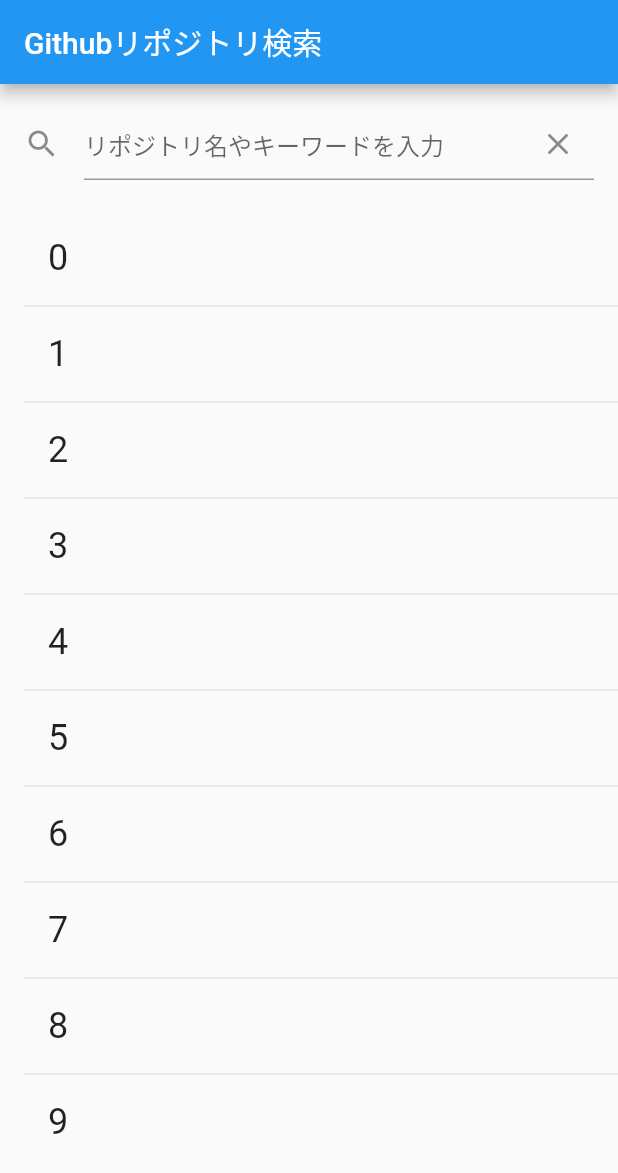
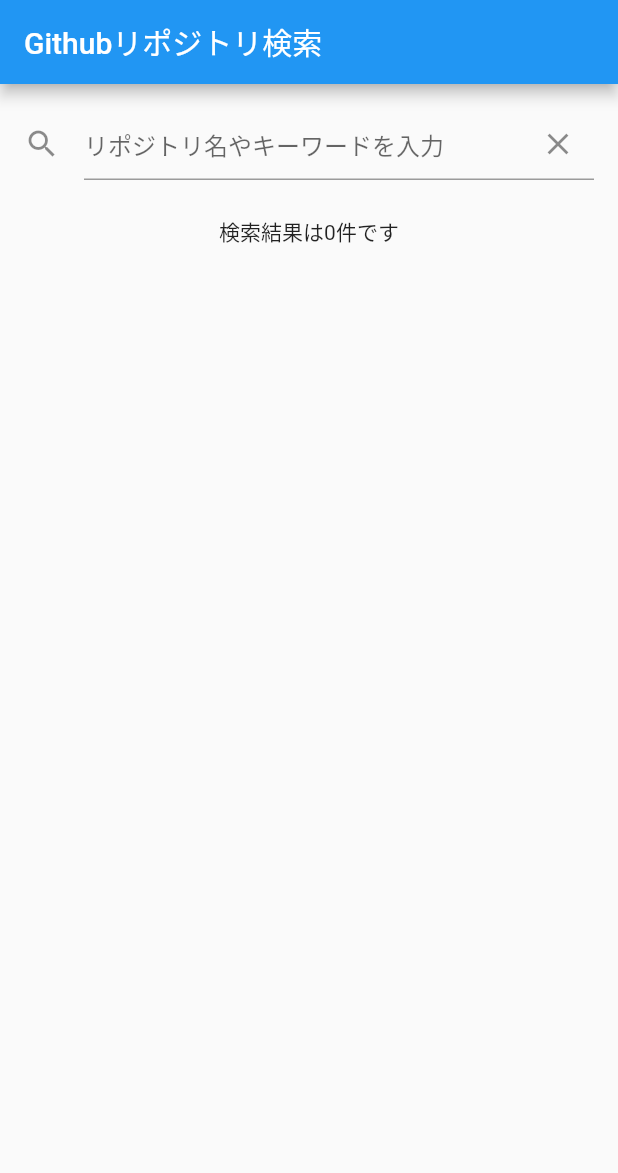
Before and after one commit to KaitoKudou/github_repositories_app, a Flutter app: the screen it shows after launch, on a phone screen of 412 x 824 dp. Shown: the top 1173 px of the screen. Run offline on Flutter 3.47's test engine with Material 2 defaults, Android fonts, the phone set to English and light mode, and no system bars; our stand-ins replace dio, flutter_riverpod, freezed_annotation.

Commit message:
[fix]検索結果のリポジトリのフルネームをListViewに反映

```diff
--- a/lib/ui/top_page.dart
+++ b/lib/ui/top_page.dart
@@ -1,5 +1,6 @@
 import 'package:flutter/material.dart';
 import 'package:flutter_riverpod/flutter_riverpod.dart';
+import 'package:github_repositories_search_app/provider/providers.dart';
 import 'package:github_repositories_search_app/ui/repository_details_page.dart';
 
 class TopPage extends ConsumerStatefulWidget {
@@ -13,13 +14,26 @@ class _TopPageState extends ConsumerState<TopPage> {
   final controller = TextEditingController();
 
   @override
+  void initState() {
+    super.initState();
+  }
+
+  @override
   void dispose() {
+    controller.dispose();
     super.dispose();
-    controller.dispose();
+  }
+
+  void onSearchChanged() {
+    ref.watch(searchQueryProvider.notifier).updateSearchQuery(controller.text);
   }
 
   @override
   Widget build(BuildContext context) {
+    final query = ref.watch(searchQueryProvider);
+    final repositories = query.isNotEmpty
+        ? ref.watch(githubRepositoriesProvider(query))
+        : const AsyncValue.data([]);
     return GestureDetector(
       onTap: () {
         primaryFocus?.unfocus();
@@ -44,18 +58,25 @@ class _TopPageState extends ConsumerState<TopPage> {
                     icon: const Icon(Icons.clear),
                   ),
                 ),
+                onFieldSubmitted: (_) {
+                  onSearchChanged();
+                },
               ),
             ),
             const SizedBox(height: 24),
             Expanded(
-              child: ListView.separated(
+              child: repositories.when(
+                data: (data) {
+                  if (data.isEmpty) {
+                    return const Text('検索結果は0件です');
+                  } else {
+                    return ListView.separated(
                       padding: const EdgeInsets.only(left: 16),
-                itemCount: 10,
+                      itemCount: data.length,
                       itemBuilder: (context, index) {
                         return InkWell(
                           onTap: () {
                             // TODO: 詳細画面に遷移
-                      print('${index}');
                             Navigator.of(context).push(
                               MaterialPageRoute(
                                 builder: (context) {
@@ -68,10 +89,8 @@ class _TopPageState extends ConsumerState<TopPage> {
                             alignment: Alignment.centerLeft,
                             child: ListTile(
                               title: Text(
-                          '${index}',
-                          style: const TextStyle(
-                              fontSize: 24
-                          ),
+                                '${data[index].fullName}',
+                                style: const TextStyle(fontSize: 24),
                               ),
                             ),
                           ),
@@ -82,6 +101,15 @@ class _TopPageState extends ConsumerState<TopPage> {
                           height: 8.0,
                         );
                       },
+                    );
+                  }
+                },
+                loading: () => const Center(child: CircularProgressIndicator()),
+                error: (_, __) {
+                  return query.isNotEmpty
+                      ? const Text('エラーが発生しました')
+                      : Container();
+                },
               ),
             )
           ],
```
Lines whose indentation alone changed are shown as unchanged.
